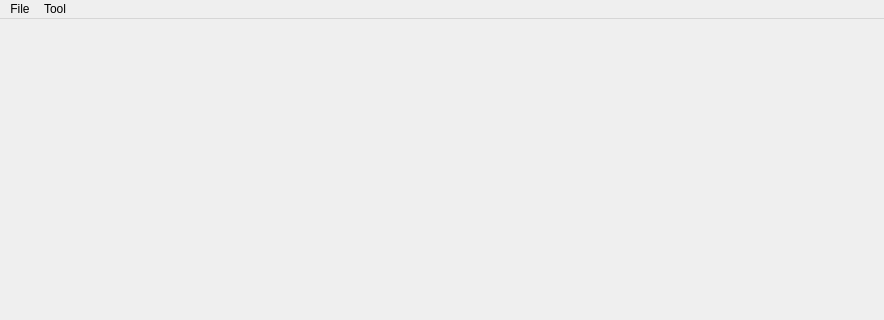
Before: the Qt Designer form Source/GUI/Qt/mainwindow.ui in MediaArea/MediaConch_SourceCode, drawn with Qt 5; both pictures show x 0 to 884 and y 0 to 320 of the 884 by 635 pixel window.
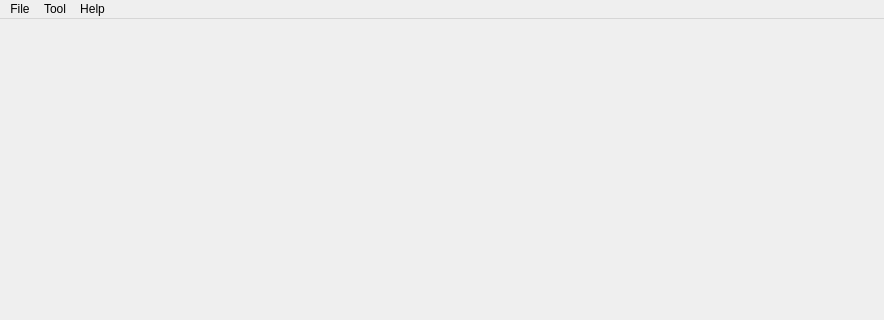
After: the same form once the commit is applied.

Commit message: GUI/Qt: add a more common help

```diff
--- a/Source/GUI/Qt/mainwindow.ui
+++ b/Source/GUI/Qt/mainwindow.ui
@@ -51,7 +51,7 @@
      <x>0</x>
      <y>0</y>
      <width>884</width>
-     <height>29</height>
+     <height>27</height>
     </rect>
    </property>
    <widget class="QMenu" name="menuFile">
@@ -73,8 +73,16 @@
     <addaction name="actionChecker"/>
     <addaction name="actionPolicies"/>
    </widget>
+   <widget class="QMenu" name="menuHelp">
+    <property name="title">
+     <string>Help</string>
+    </property>
+    <addaction name="actionAbout"/>
+    <addaction name="actionGettingStarted"/>
+   </widget>
    <addaction name="menuFile"/>
    <addaction name="menuTool"/>
+   <addaction name="menuHelp"/>
   </widget>
   <action name="actionOpen">
    <property name="text">
```
Left out of the diff: 6 changed lines with no effect on the pictures. The commit also changes 7 other files.
